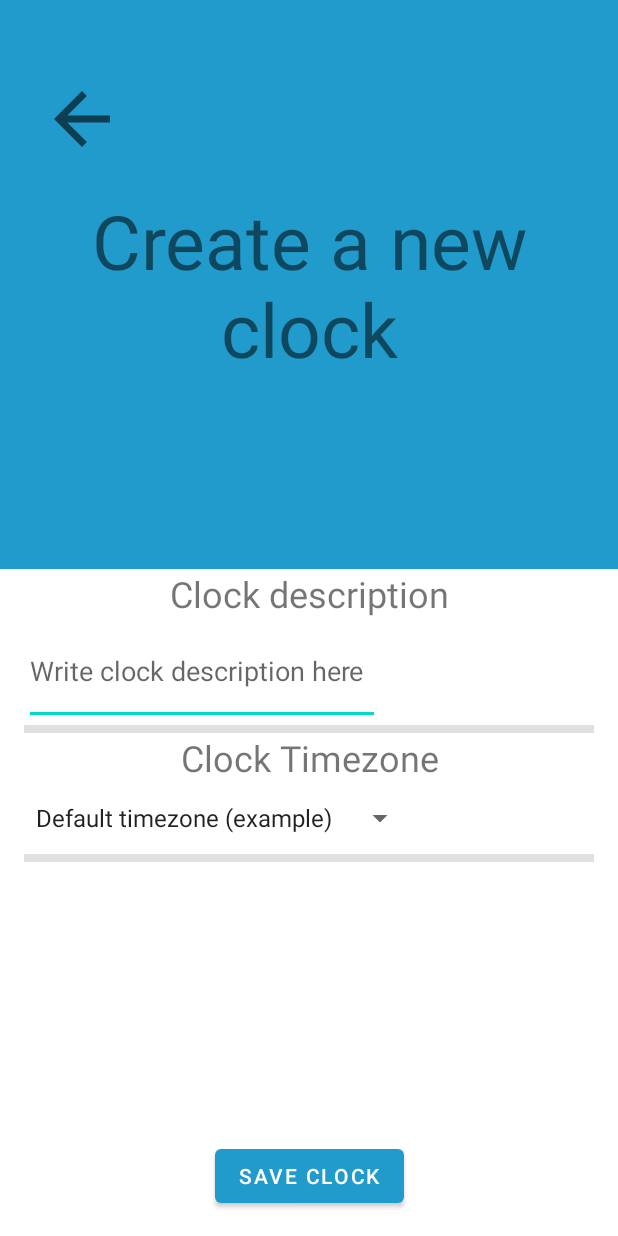
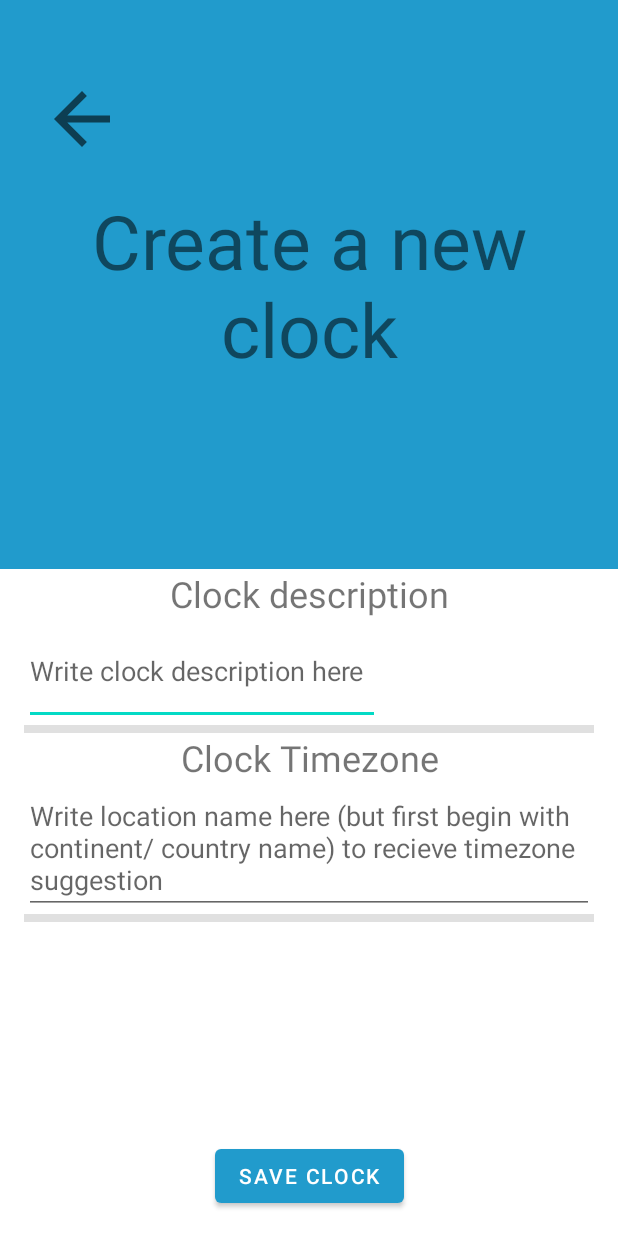
Before and after one commit to Noname3123/InTime, an Android app: the layout activity_clock_edit.xml on its own in the app's theme, with its tools: preview values and no code run, on a phone screen of 412 x 824 dp. Run offline under Robolectric (Android 15) with nearby library versions, the phone set to English and light mode, and no system bars.

Commit message:
Changed clock timezone input to autocomplete text view

```diff
--- a/app/src/main/AndroidManifest.xml
+++ b/app/src/main/AndroidManifest.xml
@@ -13,8 +13,10 @@
         android:theme="@style/Theme.InTime"
         tools:targetApi="31">
         <activity
-            android:name=".ClockEditActivity"
-            android:exported="false" />
+            android:name=".ClockEditMenu.ClockEditActivity"
+            android:exported="false"
+            android:label="@string/ClockEditTitle"
+            android:theme="@style/Theme.InTime.NoActionBar"/>
         <!--
         activity
             android:name=".alarmEditMenu.AlarmEditSettings"
--- a/app/src/main/res/layout/activity_clock_edit.xml
+++ b/app/src/main/res/layout/activity_clock_edit.xml
@@ -76,11 +76,12 @@
                 android:textAlignment="center"
                 android:textSize="24sp" />
 
-            <Spinner
-                android:id="@+id/ClockTimezoneSelector"
-                android:layout_width="wrap_content"
-                android:layout_height="48dp"
-                android:entries="@array/SpinnerTimezone" />
+            <AutoCompleteTextView
+                android:id="@+id/AutoCompleteClockTimezoneSelector"
+                android:layout_width="match_parent"
+                android:layout_height="wrap_content"
+                android:completionThreshold="1"
+                android:hint="@string/ClockTimezoneAutocorrectSelect" />
 
             <View
                 android:id="@+id/divider4"
--- a/app/src/main/res/values/strings.xml
+++ b/app/src/main/res/values/strings.xml
@@ -34,6 +34,7 @@
     <string name="ClockEditTitle">Create a new clock</string>
     <string name="ClockSaveButton">Save clock</string>
     <string name="ClockDescInputHint">Write clock description here</string>
+    <string name="ClockTimezoneAutocorrectSelect">Write location name here (but first begin with continent/ country name) to recieve timezone suggestion</string>
     <string-array name="SpinnerTimezone">
         <item> Default timezone (example) </item>
         <item> New York Time (example)</item>
```
Also changed, not shown: app/src/main/java/com/jakupovic/intime/ClockEditMenu/ClockEditActivity.java (+13 -7 lines).
